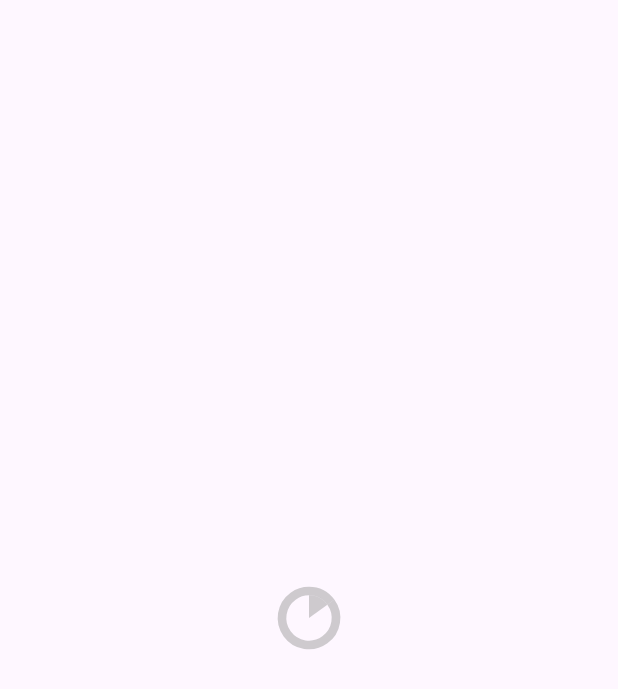
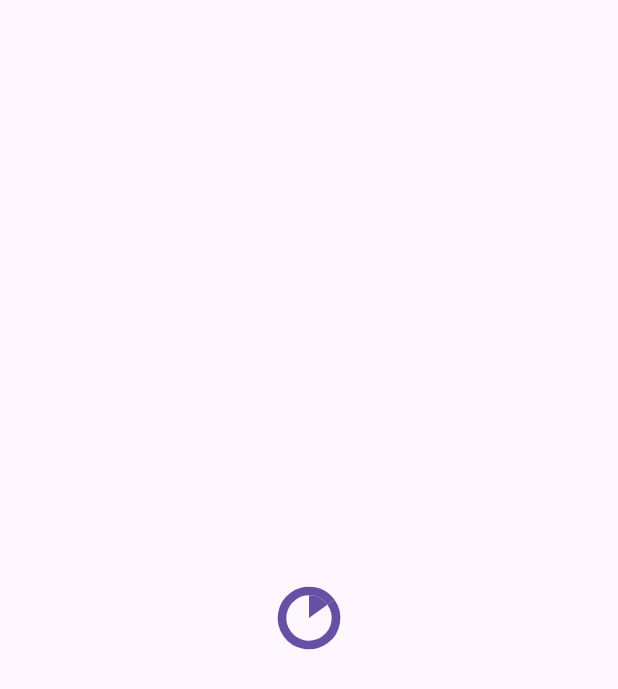
Before and after one commit to olerhan/pie_progress_indicator, a Flutter app: the screen it shows after launch, on a phone screen of 412 x 824 dp. Shown: the top 689 px of the screen. Run offline on Flutter 3.47's test engine with Material 3 defaults, Android fonts, the phone set to English and light mode, and no system bars.

Commit message:
color is optional like circular progress indicator

```diff
--- a/example/lib/main.dart
+++ b/example/lib/main.dart
@@ -10,13 +10,13 @@ class MyApp extends StatelessWidget {
 
   @override
   Widget build(BuildContext context) {
-    return MaterialApp(
+    return const MaterialApp(
       home: Scaffold(
         body: Center(
           child: PieProgressIndicator(
             value: 0.15, // The progress value, ranging from 0.0 to 1.0.
-            color: Colors.grey.withOpacity(
-                0.5), // The color of the progress segment with 50% opacity.
+            // color: Colors.grey.withOpacity(
+            //     0.5), // The color of the progress segment with 50% opacity.
             // strokeColor: Colors.black, // The color of the surrounding circle. Defaults to the color parameter if not provided.
             // strokeWidth: 8.0, // The thickness of the surrounding circle. Defaults to 16% of the size if not provided.
             // backgroundColor: Colors.white, // The background color behind the progress indicator.
--- a/lib/pie_progress_indicator.dart
+++ b/lib/pie_progress_indicator.dart
@@ -124,7 +124,7 @@ class PieProgressIndicator extends StatelessWidget {
   final double value;
 
   /// The color of the progress segment.
-  final Color color;
+  final Color? color;
 
   /// The color of the surrounding circle.
   final Color? strokeColor;
@@ -158,7 +158,7 @@ class PieProgressIndicator extends StatelessWidget {
   const PieProgressIndicator({
     super.key,
     required this.value,
-    required this.color,
+    this.color,
     this.strokeColor,
     this.strokeWidth,
     this.backgroundColor,
@@ -169,6 +169,13 @@ class PieProgressIndicator extends StatelessWidget {
     this.valueStrokeFactor,
     this.backgroundStrokeFactor,
   });
+
+  Color _getEffectiveColor(BuildContext context) {
+    return valueColor?.value ??
+        color ??
+        ProgressIndicatorTheme.of(context).color ??
+        Theme.of(context).colorScheme.primary;
+  }
 
   @override
   Widget build(BuildContext context) {
@@ -183,7 +190,8 @@ class PieProgressIndicator extends StatelessWidget {
           // `strokeWidth` is set to 16% of the size
           final double effectiveStrokeWidth =
               strokeWidth ?? effectiveSize * 0.16;
-          final Color effectiveStrokeColor = strokeColor ?? color;
+          final Color effectiveColor = _getEffectiveColor(context);
+          final Color effectiveStrokeColor = strokeColor ?? effectiveColor;
           final effectiveValueStrokeFactor = valueStrokeFactor ?? 0;
           final effectiveBackgroundStrokeFactor = backgroundStrokeFactor ?? 0;
           return SizedBox(
@@ -192,7 +200,7 @@ class PieProgressIndicator extends StatelessWidget {
             child: CustomPaint(
               painter: PieProgressPainter(
                 value: value,
-                color: valueColor?.value ?? color,
+                color: effectiveColor,
                 strokeColor: effectiveStrokeColor,
                 strokeWidth: effectiveStrokeWidth,
                 backgroundColor: backgroundColor,
--- a/pubspec.yaml
+++ b/pubspec.yaml
@@ -1,6 +1,6 @@
 name: pie_progress_indicator
 description: "A lightweight, Cupertino pie-style circular progress indicator for Flutter"
-version: 0.0.3
+version: 0.0.4
 homepage: https://clipspace.app/
 repository: https://github.com/olerhan/pie_progress_indicator.git
 issue_tracker: https://github.com/olerhan/pie_progress_indicator/issues
```
Also changed, not shown: 2 other files.
